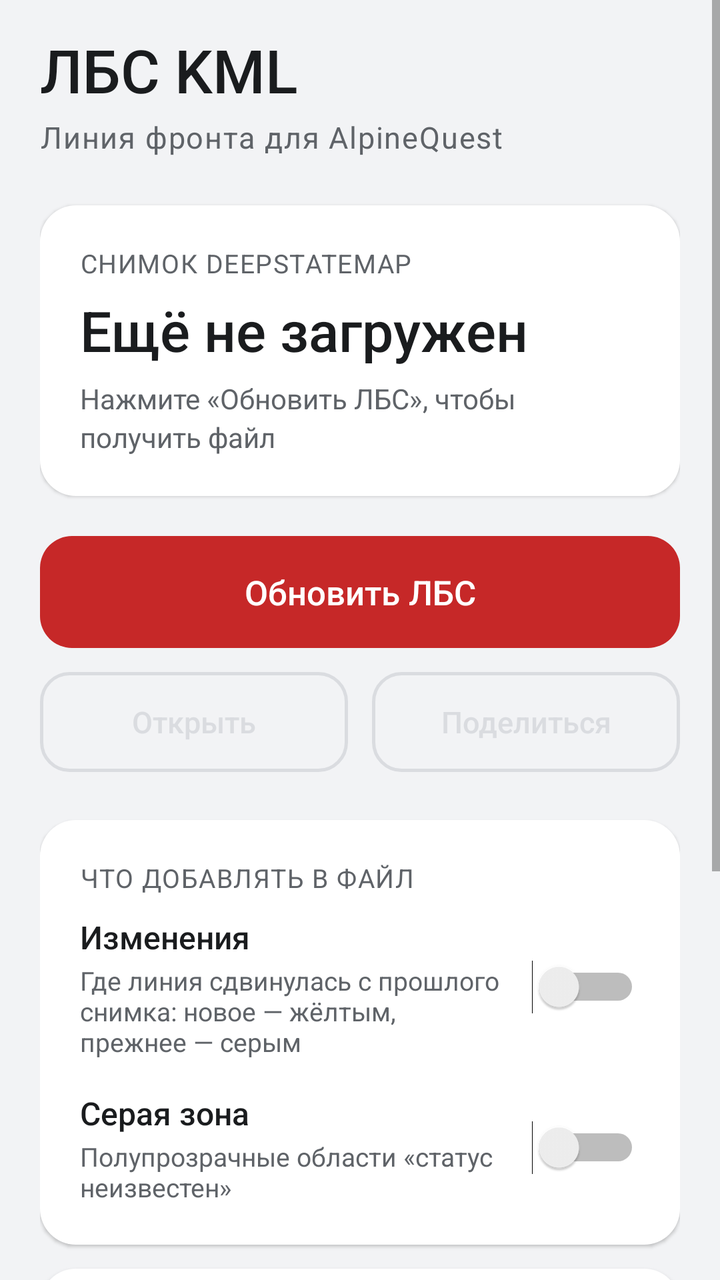
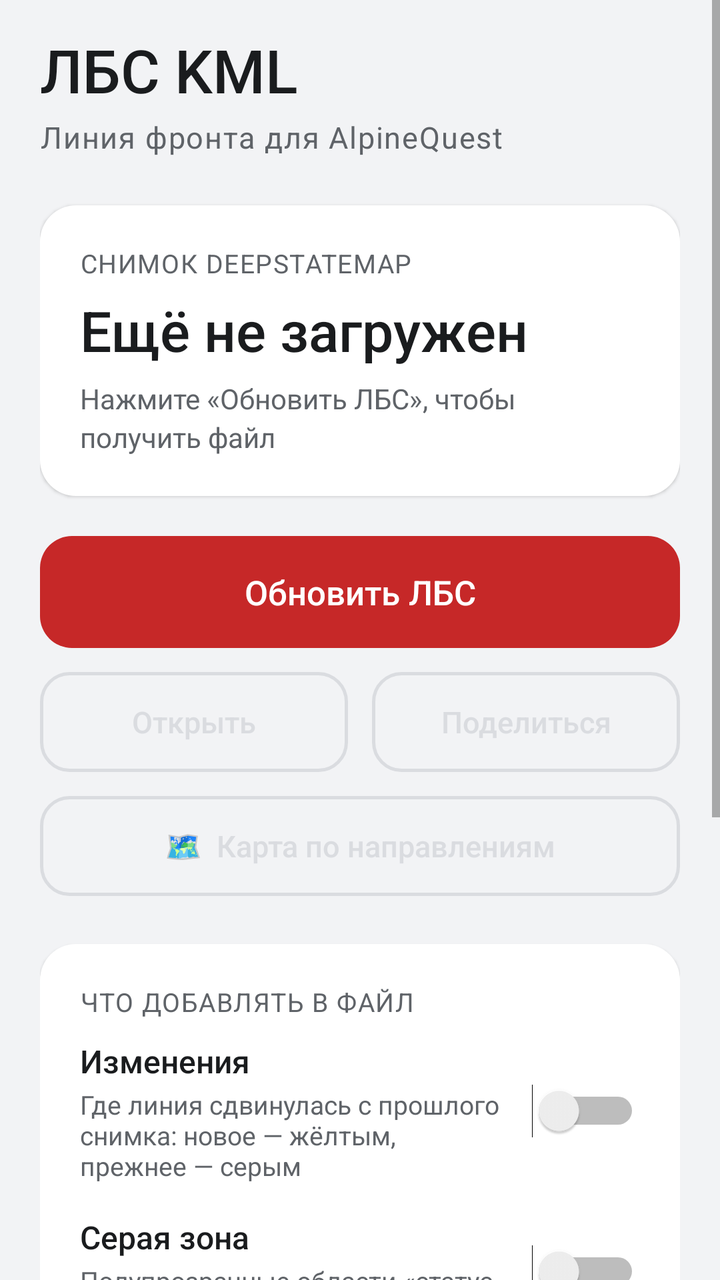

Before-and-after screenshots of an Android layout around one commit, followed by the original layout XML and the change that was made.
<!-- AndroidManifest.xml: application theme AppTheme -->
<!-- res/layout/activity_main.xml -->
<?xml version="1.0" encoding="utf-8"?>
<FrameLayout xmlns:android="http://schemas.android.com/apk/res/android"
    android:id="@+id/root"
    android:layout_width="match_parent"
    android:layout_height="match_parent"
    android:background="@color/bg">

    
    <WebView
        android:id="@+id/web"
        android:layout_width="1dp"
        android:layout_height="1dp"
        android:visibility="invisible" />

    <ScrollView
        android:layout_width="match_parent"
        android:layout_height="match_parent"
        android:clipToPadding="false"
        android:fillViewport="true">

        <LinearLayout
            android:layout_width="match_parent"
            android:layout_height="wrap_content"
            android:orientation="vertical"
            android:paddingStart="20dp"
            android:paddingTop="16dp"
            android:paddingEnd="20dp"
            android:paddingBottom="20dp">

            
            <LinearLayout
                android:layout_width="match_parent"
                android:layout_height="wrap_content"
                android:gravity="bottom"
                android:orientation="horizontal">

                <TextView
                    android:layout_width="0dp"
                    android:layout_height="wrap_content"
                    android:layout_weight="1"
                    android:fontFamily="sans-serif-medium"
                    android:text="ЛБС KML"
                    android:textColor="@color/text"
                    android:textSize="30sp" />

                <TextView
                    android:id="@+id/version"
                    style="@style/Caption"
                    android:layout_width="wrap_content"
                    android:layout_height="wrap_content"
                    android:layout_marginBottom="6dp" />
            </LinearLayout>

            <TextView
                style="@style/Caption"
                android:layout_width="match_parent"
                android:layout_height="wrap_content"
                android:layout_marginTop="2dp"
                android:text="Линия фронта для AlpineQuest"
                android:textSize="15sp" />

            
            <LinearLayout
                style="@style/Card"
                android:layout_marginTop="24dp">

                <TextView
                    style="@style/Caption"
                    android:layout_width="wrap_content"
                    android:layout_height="wrap_content"
                    android:text="СНИМОК DEEPSTATEMAP" />

                <TextView
                    android:id="@+id/tvDate"
                    android:layout_width="match_parent"
                    android:layout_height="wrap_content"
                    android:layout_marginTop="6dp"
                    android:fontFamily="sans-serif-medium"
                    android:text="Ещё не загружен"
                    android:textColor="@color/text"
                    android:textSize="28sp" />

                <TextView
                    android:id="@+id/tvInfo"
                    android:layout_width="match_parent"
                    android:layout_height="wrap_content"
                    android:layout_marginTop="6dp"
                    android:lineSpacingExtra="3dp"
                    android:text="Нажмите «Обновить ЛБС», чтобы получить файл"
                    android:textColor="@color/text2"
                    android:textSize="14sp" />

                <LinearLayout
                    android:id="@+id/stateRow"
                    android:layout_width="match_parent"
                    android:layout_height="wrap_content"
                    android:layout_marginTop="14dp"
                    android:gravity="center_vertical"
                    android:orientation="horizontal"
                    android:visibility="gone">

                    <ProgressBar
                        android:id="@+id/progress"
                        style="?android:attr/progressBarStyleSmall"
                        android:layout_width="20dp"
                        android:layout_height="20dp"
                        android:layout_marginEnd="10dp"
                        android:indeterminateTint="@color/accent" />

                    <TextView
                        android:id="@+id/tvState"
                        android:layout_width="0dp"
                        android:layout_height="wrap_content"
                        android:layout_weight="1"
                        android:textColor="@color/text"
                        android:textIsSelectable="true"
                        android:textSize="14sp" />
                </LinearLayout>
            </LinearLayout>

            <Button
                android:id="@+id/btnUpdate"
                style="@style/BtnPrimary"
                android:layout_marginTop="20dp"
                android:text="Обновить ЛБС" />

            <LinearLayout
                android:layout_width="match_parent"
                android:layout_height="wrap_content"
                android:layout_marginTop="12dp"
                android:orientation="horizontal">

                <Button
                    android:id="@+id/btnOpen"
                    style="@style/BtnSecondary"
                    android:layout_width="0dp"
                    android:layout_marginEnd="6dp"
                    android:layout_weight="1"
                    android:enabled="false"
                    android:text="Открыть" />

                <Button
                    android:id="@+id/btnShare"
                    style="@style/BtnSecondary"
                    android:layout_width="0dp"
                    android:layout_marginStart="6dp"
                    android:layout_weight="1"
                    android:enabled="false"
                    android:text="Поделиться" />
            </LinearLayout>

            
            <LinearLayout
                style="@style/Card"
                android:layout_marginTop="24dp"
                android:paddingTop="16dp"
                android:paddingBottom="16dp">

                <TextView
                    style="@style/Caption"
                    android:layout_width="wrap_content"
                    android:layout_height="wrap_content"
                    android:text="ЧТО ДОБАВЛЯТЬ В ФАЙЛ" />

                <LinearLayout
                    android:layout_width="match_parent"
                    android:layout_height="wrap_content"
                    android:layout_marginTop="10dp"
                    android:gravity="center_vertical"
                    android:orientation="horizontal">

                    <LinearLayout
                        android:layout_width="0dp"
                        android:layout_height="wrap_content"
                        android:layout_weight="1"
                        android:orientation="vertical">

                        <TextView
                            android:layout_width="wrap_content"
                            android:layout_height="wrap_content"
                            android:fontFamily="sans-serif-medium"
                            android:text="Изменения"
                            android:textColor="@color/text"
                            android:textSize="16sp" />

                        <TextView
                            android:layout_width="wrap_content"
                            android:layout_height="wrap_content"
                            android:layout_marginTop="2dp"
                            android:text="Где линия сдвинулась с прошлого снимка: новое — жёлтым, прежнее — серым"
                            android:textColor="@color/text2"
                            android:textSize="13sp" />
                    </LinearLayout>

                    <Switch
                        android:id="@+id/optDiff"
                        android:layout_width="wrap_content"
                        android:layout_height="wrap_content"
                        android:layout_marginStart="12dp" />
                </LinearLayout>

                <LinearLayout
                    android:layout_width="match_parent"
                    android:layout_height="wrap_content"
                    android:layout_marginTop="16dp"
                    android:gravity="center_vertical"
                    android:orientation="horizontal">

                    <LinearLayout
                        android:layout_width="0dp"
                        android:layout_height="wrap_content"
                        android:layout_weight="1"
                        android:orientation="vertical">

                        <TextView
                            android:layout_width="wrap_content"
                            android:layout_height="wrap_content"
                            android:fontFamily="sans-serif-medium"
                            android:text="Серая зона"
                            android:textColor="@color/text"
                            android:textSize="16sp" />

                        <TextView
                            android:layout_width="wrap_content"
                            android:layout_height="wrap_content"
                            android:layout_marginTop="2dp"
                            android:text="Полупрозрачные области «статус неизвестен»"
                            android:textColor="@color/text2"
                            android:textSize="13sp" />
                    </LinearLayout>

                    <Switch
                        android:id="@+id/optGray"
                        android:layout_width="wrap_content"
                        android:layout_height="wrap_content"
                        android:layout_marginStart="12dp" />
                </LinearLayout>
            </LinearLayout>

            
            <LinearLayout
                style="@style/Card"
                android:layout_marginTop="12dp"
                android:gravity="center_vertical"
                android:orientation="horizontal"
                android:paddingTop="16dp"
                android:paddingBottom="16dp">

                <LinearLayout
                    android:layout_width="0dp"
                    android:layout_height="wrap_content"
                    android:layout_weight="1"
                    android:orientation="vertical">

                    <TextView
                        android:layout_width="wrap_content"
                        android:layout_height="wrap_content"
                        android:fontFamily="sans-serif-medium"
                        android:text="Автопроверка"
                        android:textColor="@color/text"
                        android:textSize="16sp" />

                    <TextView
                        android:layout_width="wrap_content"
                        android:layout_height="wrap_content"
                        android:layout_marginTop="2dp"
                        android:text="Каждые 12 часов. Уведомление, когда появится новый снимок"
                        android:textColor="@color/text2"
                        android:textSize="13sp" />
                </LinearLayout>

                <Switch
                    android:id="@+id/autoCheck"
                    android:layout_width="wrap_content"
                    android:layout_height="wrap_content"
                    android:layout_marginStart="12dp" />
            </LinearLayout>

            <View
                android:layout_width="match_parent"
                android:layout_height="0dp"
                android:layout_weight="1"
                android:minHeight="24dp" />

            
            <LinearLayout
                style="@style/Card"
                android:layout_marginTop="24dp"
                android:gravity="center_vertical"
                android:orientation="horizontal"
                android:paddingTop="14dp"
                android:paddingBottom="14dp">

                <TextView
                    android:layout_width="52dp"
                    android:layout_height="52dp"
                    android:background="@drawable/bg_circle"
                    android:fontFamily="sans-serif-medium"
                    android:gravity="center"
                    android:text="T"
                    android:textColor="#FFFFFF"
                    android:textSize="22sp" />

                <LinearLayout
                    android:layout_width="0dp"
                    android:layout_height="wrap_content"
                    android:layout_marginStart="14dp"
                    android:layout_weight="1"
                    android:orientation="vertical">

                    <TextView
                        style="@style/Caption"
                        android:layout_width="wrap_content"
                        android:layout_height="wrap_content"
                        android:text="РАЗРАБОТЧИК" />

                    <TextView
                        android:layout_width="wrap_content"
                        android:layout_height="wrap_content"
                        android:layout_marginTop="2dp"
                        android:fontFamily="sans-serif-medium"
                        android:text="TRO9II"
                        android:textColor="@color/text"
                        android:textSize="17sp" />
                </LinearLayout>
            </LinearLayout>

            <TextView
                style="@style/Caption"
                android:layout_width="match_parent"
                android:layout_height="wrap_content"
                android:layout_marginTop="16dp"
                android:gravity="center"
                android:text="Файл сохраняется в «Загрузки» · Источник: DeepStateMap" />
        </LinearLayout>
    </ScrollView>
</FrameLayout>
<!-- resources referenced by this layout -->
<resources>
  <color name="accent">#C62828</color>
  <color name="bg">#F2F3F5</color>
  <color name="text">#1A1C1E</color>
  <color name="text2">#5F6368</color>
  <!-- drawable bg_circle (drawable) -->
  <?xml version="1.0" encoding="utf-8"?>
  <shape xmlns:android="http://schemas.android.com/apk/res/android" android:shape="oval">
      <solid android:color="@color/accent" />
  </shape>
  <style name="BtnPrimary" parent="BtnBase">
          <item name="android:background">@drawable/bg_primary</item>
          <item name="android:textColor">#FFFFFF</item>
      </style>
  <style name="BtnSecondary" parent="BtnBase">
          <item name="android:background">@drawable/bg_secondary</item>
          <item name="android:textColor">@color/secondary_text</item>
          <item name="android:minHeight">50dp</item>
          <item name="android:textSize">15sp</item>
      </style>
  <style name="Caption">
          <item name="android:textSize">13sp</item>
          <item name="android:textColor">@color/text2</item>
          <item name="android:letterSpacing">0.04</item>
      </style>
  <style name="Card">
          <item name="android:layout_width">match_parent</item>
          <item name="android:layout_height">wrap_content</item>
          <item name="android:orientation">vertical</item>
          <item name="android:background">@drawable/bg_card</item>
          <item name="android:padding">20dp</item>
          <item name="android:elevation">1dp</item>
      </style>
  <style name="AppTheme" parent="android:Theme.Material.Light.NoActionBar">
          <item name="android:colorAccent">@color/accent</item>
          <item name="android:colorPrimary">@color/accent</item>
          <item name="android:windowBackground">@color/bg</item>
          <item name="android:statusBarColor">@color/bg</item>
          <item name="android:navigationBarColor">@color/bg</item>
          <item name="android:windowLightStatusBar">true</item>
          <item name="android:windowLightNavigationBar">true</item>
      </style>
  <style name="BtnBase">
          <item name="android:layout_width">match_parent</item>
          <item name="android:layout_height">wrap_content</item>
          <item name="android:minHeight">56dp</item>
          <item name="android:textSize">17sp</item>
          <item name="android:textAllCaps">false</item>
          <item name="android:stateListAnimator">@null</item>
          <item name="android:fontFamily">sans-serif-medium</item>
      </style>
  <!-- drawable bg_primary (drawable) -->
  <?xml version="1.0" encoding="utf-8"?>
  <ripple xmlns:android="http://schemas.android.com/apk/res/android" android:color="#40FFFFFF">
      <item>
          <selector>
              <item android:state_enabled="false">
                  <shape android:shape="rectangle">
                      <solid android:color="@color/accent_disabled" />
                      <corners android:radius="16dp" />
                  </shape>
              </item>
              <item>
                  <shape android:shape="rectangle">
                      <solid android:color="@color/accent" />
                      <corners android:radius="16dp" />
                  </shape>
              </item>
          </selector>
      </item>
  </ripple>
  <!-- drawable bg_card (drawable) -->
  <?xml version="1.0" encoding="utf-8"?>
  <shape xmlns:android="http://schemas.android.com/apk/res/android" android:shape="rectangle">
      <solid android:color="@color/card" />
      <corners android:radius="18dp" />
  </shape>
  <color name="accent_disabled">#E8A9A9</color>
  <color name="divider">#DADCE0</color>
  <color name="card">#FFFFFF</color>
  <!-- unchanged entries left out for length: 1 -->
</resources>

<!-- the commit's change to res/layout/activity_main.xml (unified diff, before → after) -->
@@ -149,6 +149,13 @@
                     android:text="Поделиться" />
             </LinearLayout>
 
+            <Button
+                android:id="@+id/btnMap"
+                style="@style/BtnSecondary"
+                android:layout_marginTop="12dp"
+                android:enabled="false"
+                android:text="🗺  Карта по направлениям" />
+
             
             <LinearLayout
                 style="@style/Card"
